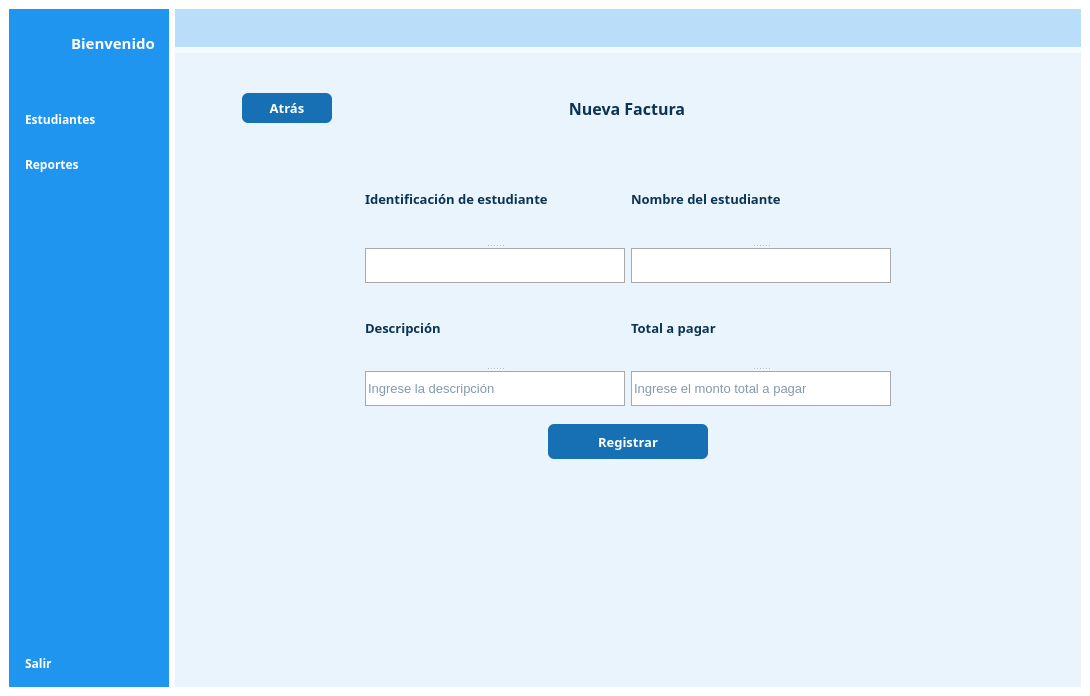
DeiviHerreraDiaz09/Student-Management-Project, file gui/UI/interface.ui: the form before one commit.
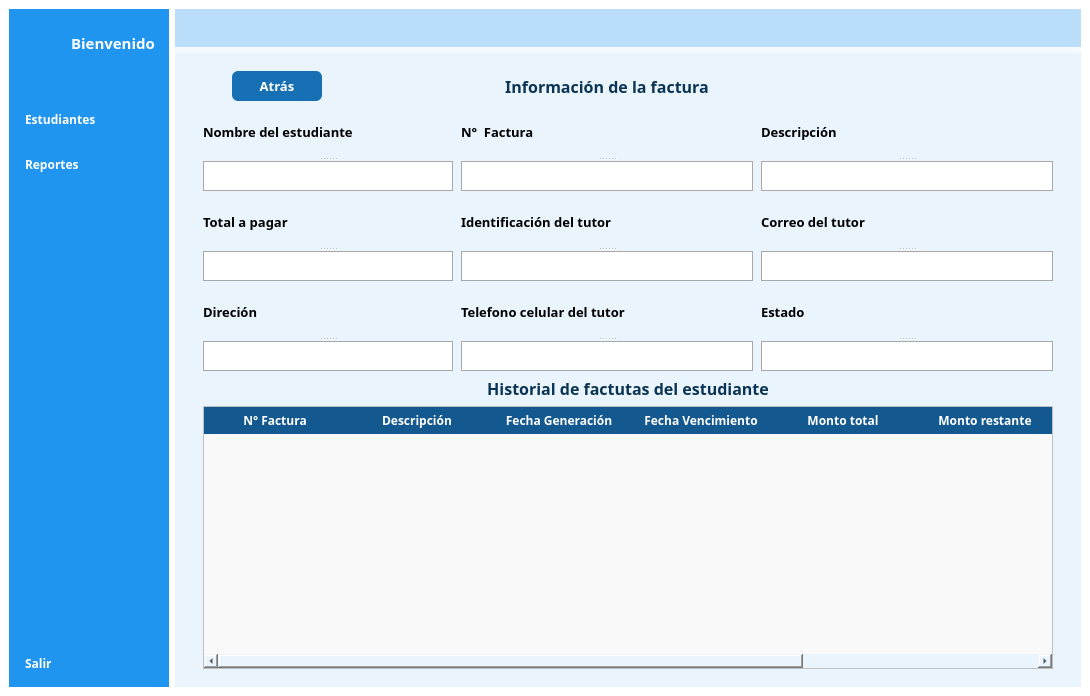
The form after the commit. The open tabs and pages were chosen to show the change. Icons and pictures are not drawn.

Commit message: REFACTOR: Fix button add invoice

Diff of the .ui file:
```diff
--- a/gui/UI/interface.ui
+++ b/gui/UI/interface.ui
@@ -323,7 +323,7 @@
            <string notr="true">background-color:#e9f4fd;</string>
           </property>
           <layout class="QGridLayout" name="gridLayout_9">
-           <item row="0" column="0" alignment="Qt::AlignVCenter">
+           <item row="0" column="0">
             <widget class="QStackedWidget" name="content_pages">
              <property name="styleSheet">
               <string notr="true">
@@ -2717,6 +2717,705 @@
                </item>
               </layout>
              </widget>
+             <widget class="QWidget" name="listInvoice">
+              <layout class="QGridLayout" name="gridLayout_14">
+               <item row="0" column="0">
+                <layout class="QHBoxLayout" name="horizontalLayout_9">
+                 <item>
+                  <widget class="QPushButton" name="buttonBack_6">
+                   <property name="minimumSize">
+                    <size>
+                     <width>90</width>
+                     <height>30</height>
+                    </size>
+                   </property>
+                   <property name="maximumSize">
+                    <size>
+                     <width>90</width>
+                     <height>30</height>
+                    </size>
+                   </property>
+                   <property name="font">
+                    <font>
+                     <family>Euphemia</family>
+                     <pointsize>10</pointsize>
+                     <weight>75</weight>
+                     <bold>true</bold>
+                    </font>
+                   </property>
+                   <property name="cursor">
+                    <cursorShape>PointingHandCursor</cursorShape>
+                   </property>
+                   <property name="styleSheet">
+                    <string notr="true">background-color:#1770b3;
+font-family: Euphemia;
+border: none;
+border-radius: 6px;
+color:white;</string>
+                   </property>
+                   <property name="text">
+                    <string>Atrás</string>
+                   </property>
+                  </widget>
+                 </item>
+                 <item>
+                  <widget class="QLabel" name="tittle_info_4">
+                   <property name="minimumSize">
+                    <size>
+                     <width>500</width>
+                     <height>0</height>
+                    </size>
+                   </property>
+                   <property name="maximumSize">
+                    <size>
+                     <width>500</width>
+                     <height>16777215</height>
+                    </size>
+                   </property>
+                   <property name="font">
+                    <font>
+                     <family>Euphemia</family>
+                     <pointsize>12</pointsize>
+                     <weight>75</weight>
+                     <bold>true</bold>
+                    </font>
+                   </property>
+                   <property name="layoutDirection">
+                    <enum>Qt::LeftToRight</enum>
+                   </property>
+                   <property name="styleSheet">
+                    <string notr="true">color: rgb(11, 52, 84);</string>
+                   </property>
+                   <property name="text">
+                    <string>Información de la factura</string>
+                   </property>
+                   <property name="alignment">
+                    <set>Qt::AlignCenter</set>
+                   </property>
+                   <property name="margin">
+                    <number>10</number>
+                   </property>
+                  </widget>
+                 </item>
+                 <item>
+                  <widget class="QWidget" name="widget_5" native="true">
+                   <property name="minimumSize">
+                    <size>
+                     <width>130</width>
+                     <height>0</height>
+                    </size>
+                   </property>
+                   <property name="maximumSize">
+                    <size>
+                     <width>130</width>
+                     <height>16777215</height>
+                    </size>
+                   </property>
+                  </widget>
+                 </item>
+                </layout>
+               </item>
+               <item row="1" column="0">
+                <layout class="QVBoxLayout" name="verticalLayout_9">
+                 <item>
+                  <layout class="QHBoxLayout" name="info1_4">
+                   <property name="spacing">
+                    <number>8</number>
+                   </property>
+                   <item>
+                    <widget class="QSplitter" name="student_name_5">
+                     <property name="orientation">
+                      <enum>Qt::Vertical</enum>
+                     </property>
+                     <widget class="QLabel" name="label_studentName_5">
+                      <property name="font">
+                       <font>
+                        <family>Euphemia</family>
+                        <pointsize>10</pointsize>
+                        <weight>75</weight>
+                        <bold>true</bold>
+                       </font>
+                      </property>
+                      <property name="text">
+                       <string>Nombre del estudiante</string>
+                      </property>
+                     </widget>
+                     <widget class="QLineEdit" name="input_student_name_5">
+                      <property name="minimumSize">
+                       <size>
+                        <width>250</width>
+                        <height>30</height>
+                       </size>
+                      </property>
+                      <property name="maximumSize">
+                       <size>
+                        <width>250</width>
+                        <height>30</height>
+                       </size>
+                      </property>
+                      <property name="font">
+                       <font>
+                        <pointsize>10</pointsize>
+                       </font>
+                      </property>
+                      <property name="styleSheet">
+                       <string notr="true">background-color: rgb(255, 255, 255);
+border:1px solid  #a8a8a8;
+color: rgb(11, 52, 84);
+</string>
+                      </property>
+                      <property name="text">
+                       <string/>
+                      </property>
+                      <property name="readOnly">
+                       <bool>true</bool>
+                      </property>
+                     </widget>
+                    </widget>
+                   </item>
+                   <item>
+                    <widget class="QSplitter" name="date_student_4">
+                     <property name="orientation">
+                      <enum>Qt::Vertical</enum>
+                     </property>
+                     <widget class="QLabel" name="label_date_4">
+                      <property name="font">
+                       <font>
+                        <family>Euphemia</family>
+                        <pointsize>10</pointsize>
+                        <weight>75</weight>
+                        <bold>true</bold>
+                       </font>
+                      </property>
+                      <property name="text">
+                       <string>N°  Factura</string>
+                      </property>
+                     </widget>
+                     <widget class="QLineEdit" name="input_date_4">
+                      <property name="minimumSize">
+                       <size>
+                        <width>0</width>
+                        <height>30</height>
+                       </size>
+                      </property>
+                      <property name="maximumSize">
+                       <size>
+                        <width>16777215</width>
+                        <height>30</height>
+                       </size>
+                      </property>
+                      <property name="font">
+                       <font>
+                        <pointsize>10</pointsize>
+                       </font>
+                      </property>
+                      <property name="styleSheet">
+                       <string notr="true">background-color: rgb(255, 255, 255);
+border:1px solid  #a8a8a8;
+color: rgb(11, 52, 84);
+</string>
+                      </property>
+                      <property name="readOnly">
+                       <bool>true</bool>
+                      </property>
+                     </widget>
+                    </widget>
+                   </item>
+                   <item>
+                    <widget class="QSplitter" name="grade_student_4">
+                     <property name="orientation">
+                      <enum>Qt::Vertical</enum>
+                     </property>
+                     <widget class="QLabel" name="label_grade_5">
+                      <property name="font">
+                       <font>
+                        <family>Euphemia</family>
+                        <pointsize>10</pointsize>
+                        <weight>75</weight>
+                        <bold>true</bold>
+                       </font>
+                      </property>
+                      <property name="text">
+                       <string>Descripción</string>
+                      </property>
+                     </widget>
+                     <widget class="QLineEdit" name="input_grade_4">
+                      <property name="minimumSize">
+                       <size>
+                        <width>0</width>
+                        <height>30</height>
+                       </size>
+                      </property>
+                      <property name="maximumSize">
+                       <size>
+                        <width>16777215</width>
+                        <height>30</height>
+                       </size>
+                      </property>
+                      <property name="font">
+                       <font>
+                        <pointsize>10</pointsize>
+                       </font>
+                      </property>
+                      <property name="styleSheet">
+                       <string notr="true">background-color: rgb(255, 255, 255);
+border:1px solid  #a8a8a8;
+color: rgb(11, 52, 84);
+</string>
+                      </property>
+                      <property name="readOnly">
+                       <bool>true</bool>
+                      </property>
+                     </widget>
+                    </widget>
+                   </item>
+                  </layout>
+                 </item>
+                 <item>
+                  <layout class="QHBoxLayout" name="info2_4">
+                   <property name="spacing">
+                    <number>8</number>
+                   </property>
+                   <item>
+                    <widget class="QSplitter" name="tutor_name_5">
+                     <property name="orientation">
+                      <enum>Qt::Vertical</enum>
+                     </property>
+                     <widget class="QLabel" name="label_tutor_name_5">
+                      <property name="font">
+                       <font>
+                        <family>Euphemia</family>
+                        <pointsize>10</pointsize>
+                        <weight>75</weight>
+                        <bold>true</bold>
+                       </font>
+                      </property>
+                      <property name="text">
+                       <string>Total a pagar</string>
+                      </property>
+                     </widget>
+                     <widget class="QLineEdit" name="input_tutor_name_5">
+                      <property name="minimumSize">
+                       <size>
+                        <width>250</width>
+                        <height>30</height>
+                       </size>
+                      </property>
+                      <property name="maximumSize">
+                       <size>
+                        <width>250</width>
+                        <height>30</height>
+                       </size>
+                      </property>
+                      <property name="font">
+                       <font>
+                        <pointsize>10</pointsize>
+                       </font>
+                      </property>
+                      <property name="styleSheet">
+                       <string notr="true">background-color: rgb(255, 255, 255);
+border:1px solid  #a8a8a8;
+color: rgb(11, 52, 84);
+</string>
+                      </property>
+                      <property name="readOnly">
+                       <bool>true</bool>
+                      </property>
+                     </widget>
+                    </widget>
+                   </item>
+                   <item>
+                    <widget class="QSplitter" name="dni_tutor_5">
+                     <property name="orientation">
+                      <enum>Qt::Vertical</enum>
+                     </property>
+                     <widget class="QLabel" name="label_dni_tutor_5">
+                      <property name="font">
+                       <font>
+                        <family>Euphemia</family>
+                        <pointsize>10</pointsize>
+                        <weight>75</weight>
+                        <bold>true</bold>
+                       </font>
+                      </property>
+                      <property name="text">
+                       <string>Identificación del tutor</string>
+                      </property>
+                     </widget>
+                     <widget class="QLineEdit" name="input_dni_5">
+                      <property name="minimumSize">
+                       <size>
+                        <width>0</width>
+                        <height>30</height>
+                       </size>
+                      </property>
+                      <property name="maximumSize">
+                       <size>
+                        <width>16777215</width>
+                        <height>30</height>
+                       </size>
+                      </property>
+                      <property name="font">
+                       <font>
+                        <pointsize>10</pointsize>
+                       </font>
+                      </property>
+                      <property name="styleSheet">
+                       <string notr="true">background-color: rgb(255, 255, 255);
+border:1px solid  #a8a8a8;
+color: rgb(11, 52, 84);
+</string>
+                      </property>
+                      <property name="readOnly">
+                       <bool>true</bool>
+                      </property>
+                     </widget>
+                    </widget>
+                   </item>
+                   <item>
+                    <widget class="QSplitter" name="email_tutor_5">
+                     <property name="orientation">
+                      <enum>Qt::Vertical</enum>
+                     </property>
+                     <widget class="QLabel" name="label_email_tutor_5">
+                      <property name="font">
+                       <font>
+                        <family>Euphemia</family>
+                        <pointsize>10</pointsize>
+                        <weight>75</weight>
+                        <bold>true</bold>
+                       </font>
+                      </property>
+                      <property name="text">
+                       <string>Correo del tutor</string>
+                      </property>
+                     </widget>
+                     <widget class="QLineEdit" name="input_email_5">
+                      <property name="minimumSize">
+                       <size>
+                        <width>0</width>
+                        <height>30</height>
+                       </size>
+                      </property>
+                      <property name="maximumSize">
+                       <size>
+                        <width>16777215</width>
+                        <height>30</height>
+                       </size>
+                      </property>
+                      <property name="font">
+                       <font>
+                        <pointsize>10</pointsize>
+                       </font>
+                      </property>
+                      <property name="styleSheet">
+                       <string notr="true">background-color: rgb(255, 255, 255);
+border:1px solid  #a8a8a8;
+color: rgb(11, 52, 84);
+</string>
+                      </property>
+                      <property name="readOnly">
+                       <bool>true</bool>
+                      </property>
+                     </widget>
+                    </widget>
+                   </item>
+                  </layout>
+                 </item>
+                 <item>
+                  <layout class="QHBoxLayout" name="info3_4">
+                   <property name="spacing">
+                    <number>8</number>
+                   </property>
+                   <item>
+                    <widget class="QSplitter" name="addres_5">
+                     <property name="orientation">
+                      <enum>Qt::Vertical</enum>
+                     </property>
+                     <widget class="QLabel" name="label_address_5">
+                      <property name="font">
+                       <font>
+                        <family>Euphemia</family>
+                        <pointsize>10</pointsize>
+                        <weight>75</weight>
+                        <bold>true</bold>
+                       </font>
+                      </property>
+                      <property name="text">
+                       <string>Direción</string>
+                      </property>
+                     </widget>
+                     <widget class="QLineEdit" name="input_address_5">
+                      <property name="minimumSize">
+                       <size>
+                        <width>250</width>
+                        <height>30</height>
+                       </size>
+                      </property>
+                      <property name="maximumSize">
+                       <size>
+                        <width>250</width>
+                        <height>30</height>
+                       </size>
+                      </property>
+                      <property name="font">
+                       <font>
+                        <pointsize>10</pointsize>
+                       </font>
+                      </property>
+                      <property name="styleSheet">
+                       <string notr="true">background-color: rgb(255, 255, 255);
+border:1px solid  #a8a8a8;
+color: rgb(11, 52, 84);
+</string>
+                      </property>
+                      <property name="readOnly">
+                       <bool>true</bool>
+                      </property>
+                     </widget>
+                    </widget>
+                   </item>
+                   <item>
+                    <widget class="QSplitter" name="phone_tutor_5">
+                     <property name="orientation">
+                      <enum>Qt::Vertical</enum>
+                     </property>
+                     <widget class="QLabel" name="label_phone_5">
+                      <property name="font">
+                       <font>
+                        <family>Euphemia</family>
+                        <pointsize>10</pointsize>
+                        <weight>75</weight>
+                        <bold>true</bold>
+                       </font>
+                      </property>
+                      <property name="text">
+                       <string>Telefono celular del tutor</string>
+                      </property>
+                     </widget>
+                     <widget class="QLineEdit" name="input_phone_5">
+                      <property name="minimumSize">
+                       <size>
+                        <width>0</width>
+                        <height>30</height>
+                       </size>
+                      </property>
+                      <property name="maximumSize">
+                       <size>
+                        <width>16777215</width>
+                        <height>30</height>
+                       </size>
+                      </property>
+                      <property name="font">
+                       <font>
+                        <pointsize>10</pointsize>
+                       </font>
+                      </property>
+                      <property name="styleSheet">
+                       <string notr="true">background-color: rgb(255, 255, 255);
+color: rgb(11, 52, 84);
+border:1px solid  #a8a8a8;</string>
+                      </property>
+                      <property name="readOnly">
+                       <bool>true</bool>
+                      </property>
+                     </widget>
+                    </widget>
+                   </item>
+                   <item>
+                    <widget class="QSplitter" name="student_status_4">
+                     <property name="orientation">
+                      <enum>Qt::Vertical</enum>
+                     </property>
+                     <widget class="QLabel" name="label_status_4">
+                      <property name="font">
+                       <font>
+                        <family>Euphemia</family>
+                        <pointsize>10</pointsize>
+                        <weight>75</weight>
+                        <bold>true</bold>
+                       </font>
+                      </property>
+                      <property name="text">
+                       <string>Estado</string>
+                      </property>
+                     </widget>
+                     <widget class="QLineEdit" name="input_status_4">
+                      <property name="minimumSize">
+                       <size>
+                        <width>0</width>
+                        <height>30</height>
+                       </size>
+                      </property>
+                      <property name="maximumSize">
+                       <size>
+                        <width>16777215</width>
+                        <height>30</height>
+                       </size>
+                      </property>
+                      <property name="font">
+                       <font>
+                        <pointsize>10</pointsize>
+                       </font>
+                      </property>
+                      <property name="styleSheet">
+                       <string notr="true">background-color: rgb(255, 255, 255);
+color: rgb(11, 52, 84);
+border:1px solid  #a8a8a8;</string>
+                      </property>
+                      <property name="readOnly">
+                       <bool>true</bool>
+                      </property>
+                     </widget>
+                    </widget>
+                   </item>
+                  </layout>
+                 </item>
+                </layout>
+               </item>
+               <item row="2" column="0">
+                <widget class="QLabel" name="history_tittle_2">
+                 <property name="font">
+                  <font>
+                   <family>Euphemia</family>
+                   <pointsize>12</pointsize>
+                   <weight>75</weight>
+                   <bold>true</bold>
+                  </font>
+                 </property>
+                 <property name="styleSheet">
+                  <string notr="true">color: rgb(11, 52, 84);</string>
+                 </property>
+                 <property name="text">
+                  <string>Historial de factutas del estudiante</string>
+                 </property>
+                 <property name="alignment">
+                  <set>Qt::AlignCenter</set>
+                 </property>
+                 <property name="margin">
+                  <number>6</number>
+                 </property>
+                </widget>
+               </item>
+               <item row="3" column="0">
+                <widget class="QTableWidget" name="history_table_2">
+                 <property name="minimumSize">
+                  <size>
+                   <width>850</width>
+                   <height>0</height>
+                  </size>
+                 </property>
+                 <property name="maximumSize">
+                  <size>
+                   <width>850</width>
+                   <height>16777215</height>
+                  </size>
+                 </property>
+                 <property name="layoutDirection">
+                  <enum>Qt::LeftToRight</enum>
+                 </property>
+                 <property name="styleSheet">
+                  <string notr="true">QTableWidget {
+ gridline-color: black; 
+    background-color: #F9F9F9;
+}
+
+QTableWidget::item {
+    padding: 1px;
+ 	 background-color: #e9f4fd;
+     color: #000080; 
+	text-align:center;
+}
+
+QTableWidget::item:selected {
+    background-color: #ddeffd;
+    color: black; 
+}
+
+QHeaderView::section {
+    background-color: #13598f; 
+    color: white; 
+    padding: 3px;
+    border: 0.4px solid white;
+    font-family: Euphemia;
+    font-size: 12px;
+font-weight:bold;
+}
+
+QTableWidget::item:alternate {
+    background-color: #F0F0F0;
+}
+</string>
+                 </property>
+                 <property name="editTriggers">
+                  <set>QAbstractItemView::NoEditTriggers</set>
+                 </property>
+                 <attribute name="horizontalHeaderDefaultSectionSize">
+                  <number>142</number>
+                 </attribute>
+                 <attribute name="verticalHeaderVisible">
+                  <bool>false</bool>
+                 </attribute>
+                 <column>
+                  <property name="text">
+                   <string>N° Factura</string>
+                  </property>
+                  <property name="textAlignment">
+                   <set>AlignCenter</set>
+                  </property>
+                 </column>
+                 <column>
+                  <property name="text">
+                   <string>Descripción</string>
+                  </property>
+                  <property name="textAlignment">
+                   <set>AlignCenter</set>
+                  </property>
+                 </column>
+                 <column>
+                  <property name="text">
+                   <string>Fecha Generación</string>
+                  </property>
+                  <property name="textAlignment">
+                   <set>AlignCenter</set>
+                  </property>
+                 </column>
+                 <column>
+                  <property name="text">
+                   <string>Fecha Vencimiento</string>
+                  </property>
+                  <property name="textAlignment">
+                   <set>AlignCenter</set>
+                  </property>
+                 </column>
+                 <column>
+                  <property name="text">
+                   <string>Monto total</string>
+                  </property>
+                  <property name="textAlignment">
+                   <set>AlignCenter</set>
+                  </property>
+                 </column>
+                 <column>
+                  <property name="text">
+                   <string>Monto restante</string>
+                  </property>
+                  <property name="textAlignment">
+                   <set>AlignCenter</set>
+                  </property>
+                 </column>
+                 <column>
+                  <property name="text">
+                   <string>Estado</string>
+                  </property>
+                  <property name="textAlignment">
+                   <set>AlignCenter</set>
+                  </property>
+                 </column>
+                </widget>
+               </item>
+              </layout>
+             </widget>
             </widget>
            </item>
           </layout>
```
Left out of the diff: 71 changed lines with no effect on the pictures. The commit also changes 1 other file.
